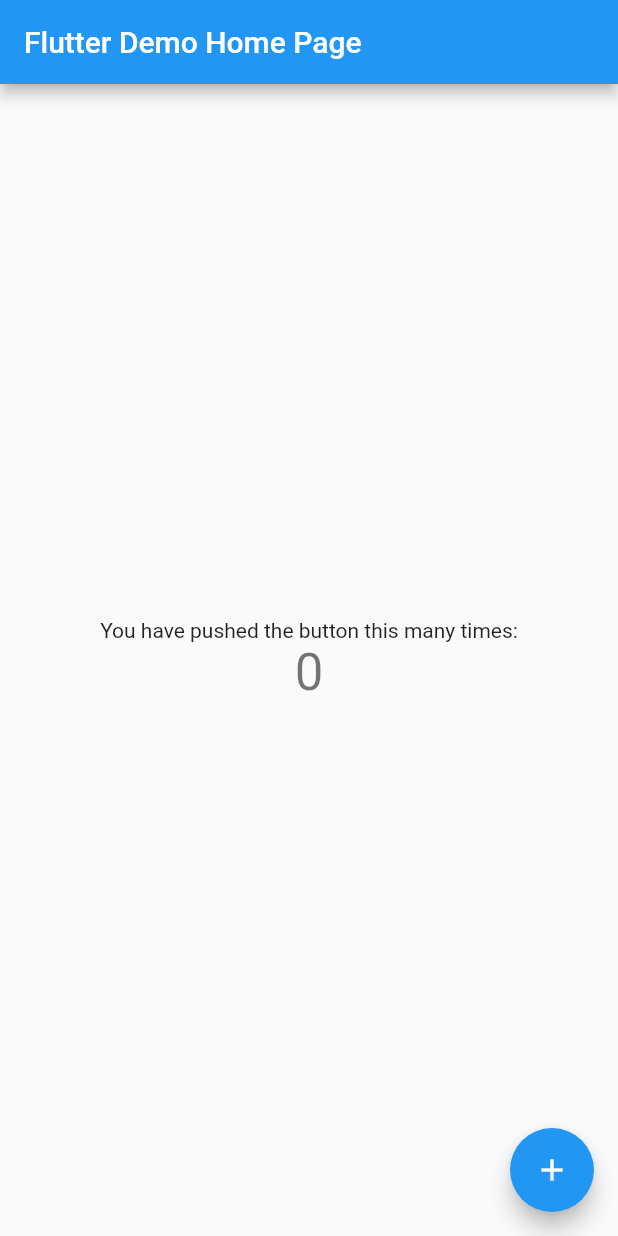
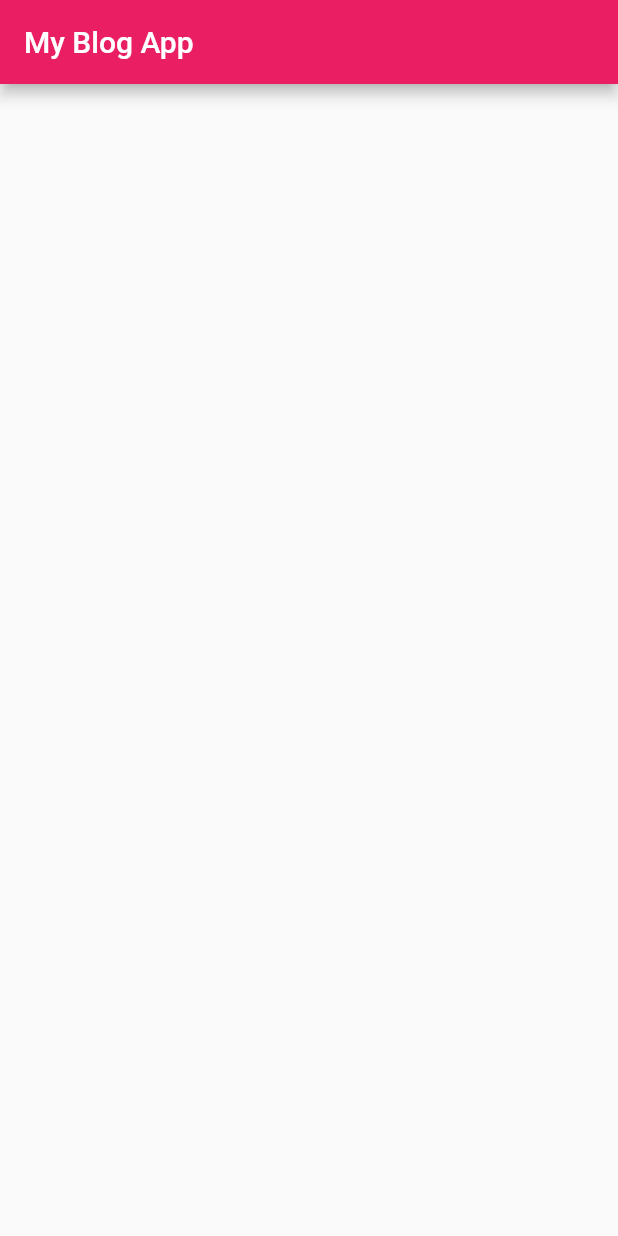
Before and after one commit to DaminduSandaruwan/BlogApp, a Flutter app: the screen it shows after launch, on a phone screen of 412 x 824 dp. Run offline on Flutter 3.47's test engine with Material 2 defaults, Android fonts, the phone set to English and light mode, and no system bars.

Commit message:
Add login Page

```diff
--- /dev/null
+++ b/lib/LoginRegisterPage.dart
@@ -0,0 +1,17 @@
+import 'package:flutter/material.dart';
+
+class LoginRegisterPage extends StatefulWidget {
+  @override
+  _LoginRegisterPageState createState() => _LoginRegisterPageState();
+}
+
+class _LoginRegisterPageState extends State<LoginRegisterPage> {
+  @override
+  Widget build(BuildContext context) {
+    return Scaffold(
+      appBar: AppBar(
+        title: Text("My Blog App"),
+      ),
+    );
+  }
+}
--- a/lib/main.dart
+++ b/lib/main.dart
@@ -1,113 +1,18 @@
+import 'package:blog_app/LoginRegisterPage.dart';
 import 'package:flutter/material.dart';
 
-void main() => runApp(MyApp());
+void main() => runApp(BlogApp());
 
-class MyApp extends StatelessWidget {
-  // This widget is the root of your application.
+class BlogApp extends StatelessWidget {
   @override
   Widget build(BuildContext context) {
     return MaterialApp(
-      title: 'Flutter Demo',
+      title: "Blog App",
       theme: ThemeData(
-        // This is the theme of your application.
-        //
-        // Try running your application with "flutter run". You'll see the
-        // application has a blue toolbar. Then, without quitting the app, try
-        // changing the primarySwatch below to Colors.green and then invoke
-        // "hot reload" (press "r" in the console where you ran "flutter run",
-        // or simply save your changes to "hot reload" in a Flutter IDE).
-        // Notice that the counter didn't reset back to zero; the application
-        // is not restarted.
-        primarySwatch: Colors.blue,
-
+        primarySwatch: Colors.pink,
       ),
-      home: MyHomePage(title: 'Flutter Demo Home Page'),
+      home: LoginRegisterPage(),
       debugShowCheckedModeBanner: false,
     );
   }
 }
-
-class MyHomePage extends StatefulWidget {
-  MyHomePage({Key key, this.title}) : super(key: key);
-
-  // This widget is the home page of your application. It is stateful, meaning
-  // that it has a State object (defined below) that contains fields that affect
-  // how it looks.
-
-  // This class is the configuration for the state. It holds the values (in this
-  // case the title) provided by the parent (in this case the App widget) and
-  // used by the build method of the State. Fields in a Widget subclass are
-  // always marked "final".
-
-  final String title;
-
-  @override
-  _MyHomePageState createState() => _MyHomePageState();
-}
-
-class _MyHomePageState extends State<MyHomePage> {
-  int _counter = 0;
-
-  void _incrementCounter() {
-    setState(() {
-      // This call to setState tells the Flutter framework that something has
-      // changed in this State, which causes it to rerun the build method below
-      // so that the display can reflect the updated values. If we changed
-      // _counter without calling setState(), then the build method would not be
-      // called again, and so nothing would appear to happen.
-      _counter++;
-    });
-  }
-
-  @override
-  Widget build(BuildContext context) {
-    // This method is rerun every time setState is called, for instance as done
-    // by the _incrementCounter method above.
-    //
-    // The Flutter framework has been optimized to make rerunning build methods
-    // fast, so that you can just rebuild anything that needs updating rather
-    // than having to individually change instances of widgets.
-    return Scaffold(
-      appBar: AppBar(
-        // Here we take the value from the MyHomePage object that was created by
-        // the App.build method, and use it to set our appbar title.
-        title: Text(widget.title),
-      ),
-      body: Center(
-        // Center is a layout widget. It takes a single child and positions it
-        // in the middle of the parent.
-        child: Column(
-          // Column is also a layout widget. It takes a list of children and
-          // arranges them vertically. By default, it sizes itself to fit its
-          // children horizontally, and tries to be as tall as its parent.
-          //
-          // Invoke "debug painting" (press "p" in the console, choose the
-          // "Toggle Debug Paint" action from the Flutter Inspector in Android
-          // Studio, or the "Toggle Debug Paint" command in Visual Studio Code)
-          // to see the wireframe for each widget.
-          //
-          // Column has various properties to control how it sizes itself and
-          // how it positions its children. Here we use mainAxisAlignment to
-          // center the children vertically; the main axis here is the vertical
-          // axis because Columns are vertical (the cross axis would be
-          // horizontal).
-          mainAxisAlignment: MainAxisAlignment.center,
-          children: <Widget>[
-            Text(
-              'You have pushed the button this many times:',
-            ),
-            Text(
-              '$_counter',
-              style: Theme.of(context).textTheme.display1,
-            ),
-          ],
-        ),
-      ),
-      floatingActionButton: FloatingActionButton(
-        onPressed: _incrementCounter,
-        tooltip: 'Increment',
-        child: Icon(Icons.add),
-      ), // This trailing comma makes auto-formatting nicer for build methods.
-    );
-  }
-}
```
Also changed, not shown: 1 other file.
